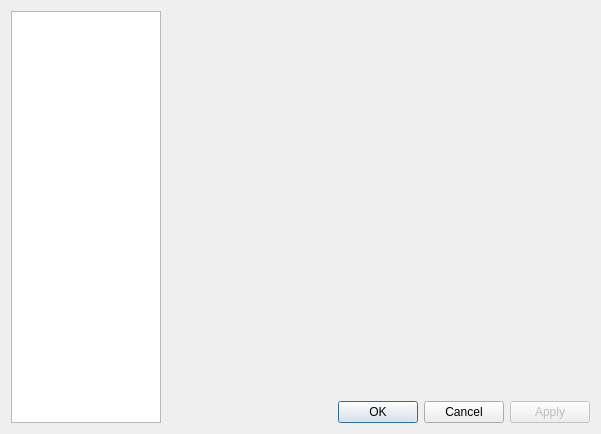
Old version of the form src/app/ui/appsettingsdialog.ui in the repository PLLUG/sourceline.
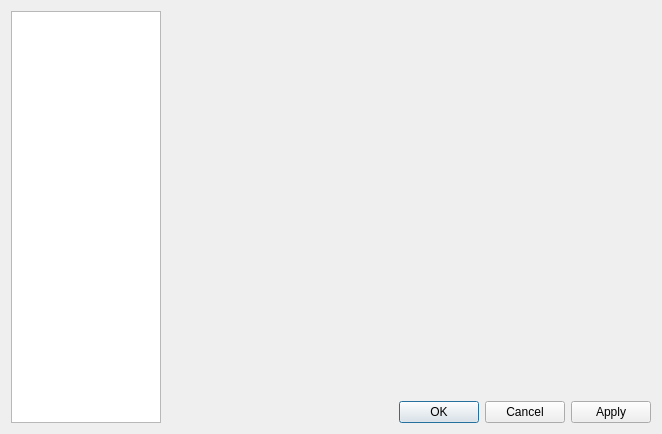
New version of the form.

Commit message: Added DialogButtonBox. fileview folder to ui folder.

The edit to the form file:
```diff
--- a/src/app/ui/appsettingsdialog.ui
+++ b/src/app/ui/appsettingsdialog.ui
@@ -6,7 +6,7 @@
    <rect>
     <x>0</x>
     <y>0</y>
-    <width>601</width>
+    <width>662</width>
     <height>434</height>
    </rect>
   </property>
@@ -77,26 +77,9 @@
           </spacer>
          </item>
          <item>
-          <widget class="QPushButton" name="btnOk">
-           <property name="text">
-            <string>OK</string>
-           </property>
-          </widget>
-         </item>
-         <item>
-          <widget class="QPushButton" name="btnCancel">
-           <property name="text">
-            <string>Cancel</string>
-           </property>
-          </widget>
-         </item>
-         <item>
-          <widget class="QPushButton" name="btnApply">
-           <property name="enabled">
-            <bool>false</bool>
-           </property>
-           <property name="text">
-            <string>Apply</string>
+          <widget class="QDialogButtonBox" name="buttonBox">
+           <property name="standardButtons">
+            <set>QDialogButtonBox::Apply|QDialogButtonBox::Cancel|QDialogButtonBox::Ok</set>
            </property>
           </widget>
          </item>
```
The commit also changes 9 other files.
